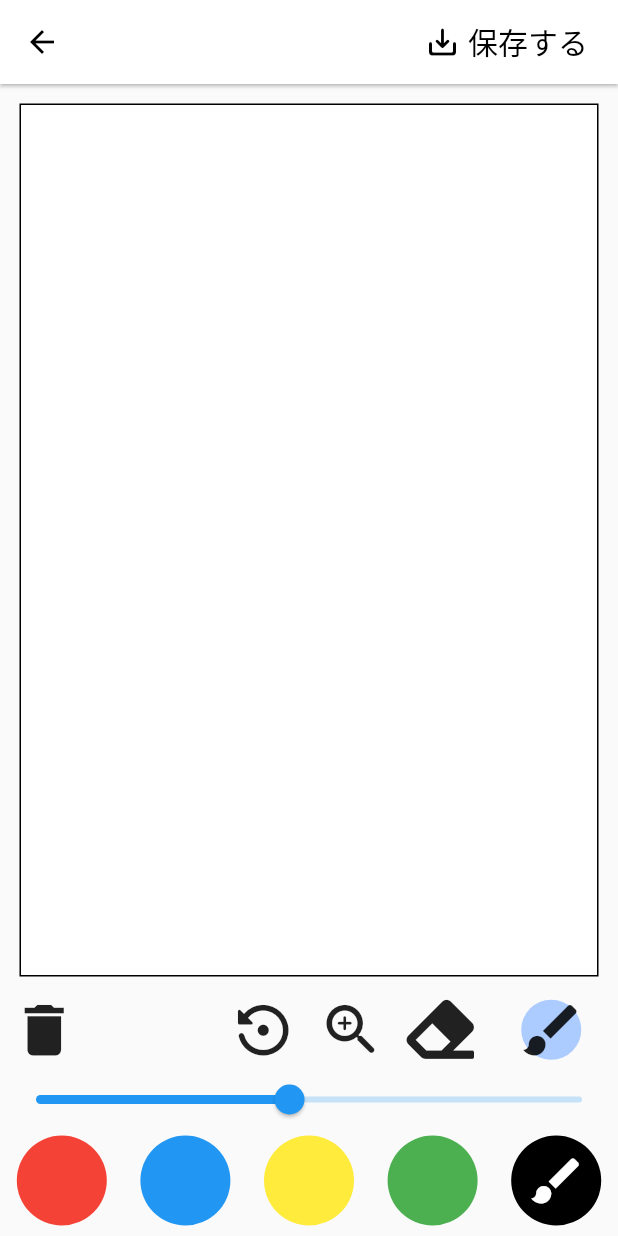
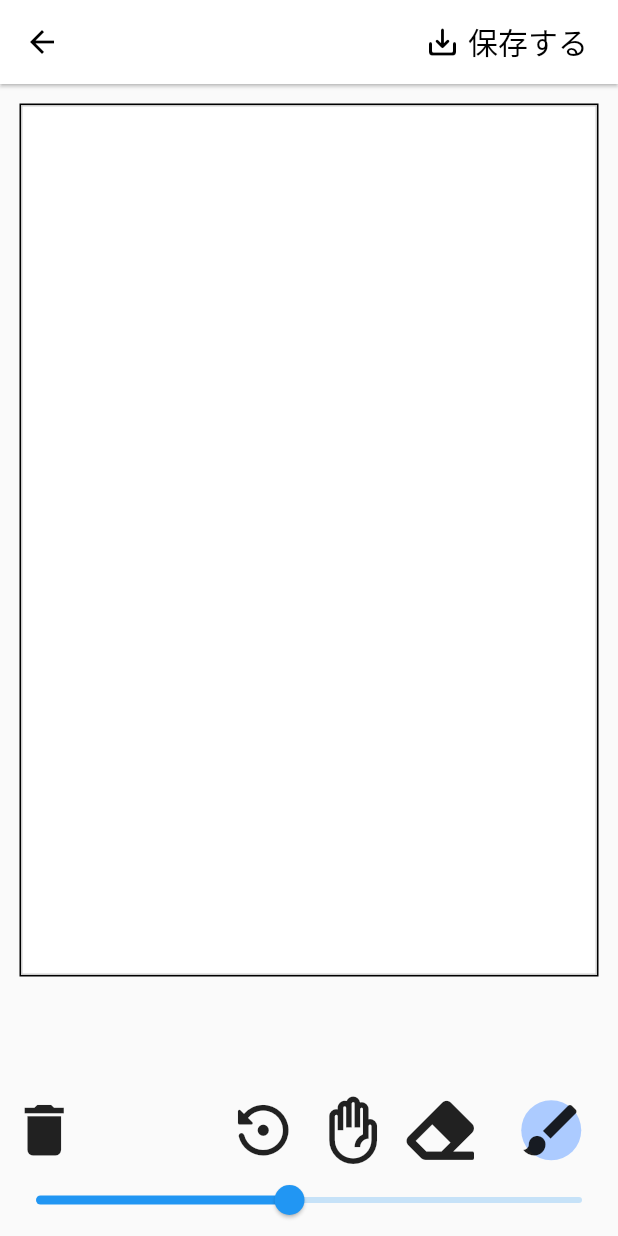
Before and after one commit to KimiMasa1021/HandWrittenMemo-App, a Flutter app: the PaintScreen screen opened directly, on a phone screen of 412 x 824 dp. Run offline on Flutter 3.47's test engine with Material 2 defaults, Android fonts, the phone set to English and light mode, and no system bars; our stand-ins replace cached_network_image, cloud_firestore, firebase_auth, firebase_core, firebase_storage, flutter_hooks and 4 more; missing offline and left inert: unity_ads_plugin, zoom_widget; accounts and stored records are empty.

Commit message:
🍏指検出

```diff
--- a/lib/screens/Paint/PaintComponent/paint_operate.dart
+++ b/lib/screens/Paint/PaintComponent/paint_operate.dart
@@ -16,6 +16,7 @@ class PaintOperation extends HookConsumerWidget {
       width: double.infinity,
       height: 160,
       child: Column(
+        mainAxisAlignment: MainAxisAlignment.end,
         children: [
           Row(
             mainAxisAlignment: MainAxisAlignment.spaceBetween,
@@ -42,7 +43,7 @@ class PaintOperation extends HookConsumerWidget {
                   //  拡大　縮小
                   PaintOperateIcon(
                     pickIcon: const Icon(
-                      Icons.zoom_in_rounded,
+                      Icons.front_hand_outlined,
                       size: 45,
                     ),
                     function: () => paintController.zoomMode(),
@@ -82,16 +83,16 @@ class PaintOperation extends HookConsumerWidget {
               );
             },
           ),
-          Row(
-            mainAxisAlignment: MainAxisAlignment.spaceAround,
-            children: [
-              ColorPicker(pickColor: Colors.red),
-              ColorPicker(pickColor: Colors.blue),
-              ColorPicker(pickColor: Colors.yellow),
-              ColorPicker(pickColor: Colors.green),
-              ColorPicker(pickColor: Colors.black),
-            ],
-          ),
+          // Row(
+          //   mainAxisAlignment: MainAxisAlignment.spaceAround,
+          //   children: [
+          //     ColorPicker(pickColor: Colors.red),
+          //     ColorPicker(pickColor: Colors.blue),
+          //     ColorPicker(pickColor: Colors.yellow),
+          //     ColorPicker(pickColor: Colors.green),
+          //     ColorPicker(pickColor: Colors.black),
+          //   ],
+          // ),
         ],
       ),
     );
--- a/lib/screens/Paint/PaintComponent/paint_operate_icon.dart
+++ b/lib/screens/Paint/PaintComponent/paint_operate_icon.dart
@@ -43,7 +43,7 @@ class PaintOperateIcon extends HookConsumerWidget {
                           shape: BoxShape.circle,
                         ),
                       )
-                    : state.isZoom && pickIcon.icon == Icons.zoom_in_rounded
+                    : state.isZoom && pickIcon.icon == Icons.front_hand_outlined
                         ? Container(
                             width: 40,
                             height: 40,
```
Also changed, not shown: lib/screens/Paint/paint_screen.dart (+21 -21 lines).
